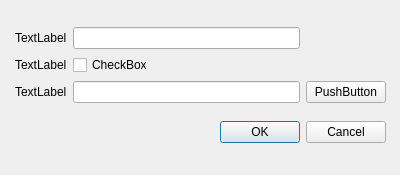
The window that scripts/PipelineManagementTools/gui/newAssetDialog.ui (jw0z96/PipelineManagementTools) describes before a commit, drawn with Qt 5.
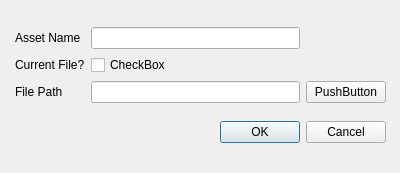
The same window after the commit.

Commit message: new asset dialog progress

What changed in the file:
```diff
--- a/scripts/PipelineManagementTools/gui/newAssetDialog.ui
+++ b/scripts/PipelineManagementTools/gui/newAssetDialog.ui
@@ -1,13 +1,13 @@
 <?xml version="1.0" encoding="UTF-8"?>
 <ui version="4.0">
- <class>Dialog</class>
- <widget class="QDialog" name="Dialog">
+ <class>Form</class>
+ <widget class="QWidget" name="Form">
   <property name="geometry">
    <rect>
     <x>0</x>
     <y>0</y>
     <width>400</width>
-    <height>175</height>
+    <height>173</height>
    </rect>
   </property>
   <property name="windowTitle">
@@ -40,7 +40,7 @@
       <item row="1" column="0">
        <widget class="QLabel" name="label_2">
         <property name="text">
-         <string>TextLabel</string>
+         <string>Current File?</string>
         </property>
         <property name="margin">
          <number>5</number>
@@ -56,7 +56,7 @@
       <item row="0" column="0">
        <widget class="QLabel" name="label">
         <property name="text">
-         <string>TextLabel</string>
+         <string>Asset Name</string>
         </property>
         <property name="margin">
          <number>5</number>
@@ -73,7 +73,7 @@
       <item row="2" column="0">
        <widget class="QLabel" name="label_3">
         <property name="text">
-         <string>TextLabel</string>
+         <string>File Path</string>
         </property>
         <property name="margin">
          <number>5</number>
```
Left out of the diff: 27 changed lines with no effect on the pictures. The commit also changes 2 other files.
